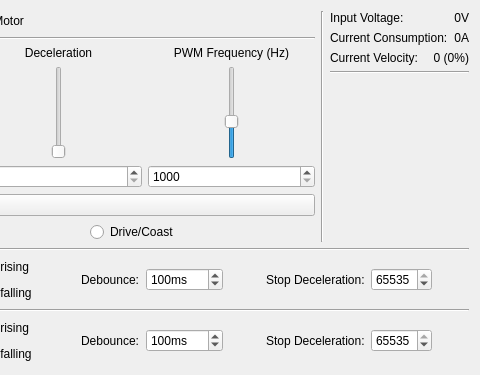
Before: the Qt Designer form src/brickv/plugin_system/plugins/dc_v2/ui/dc_v2.ui in Tinkerforge/brickv, drawn with Qt 5; both pictures show x 383 to 863 and y 0 to 375 of the 863 by 375 pixel window.
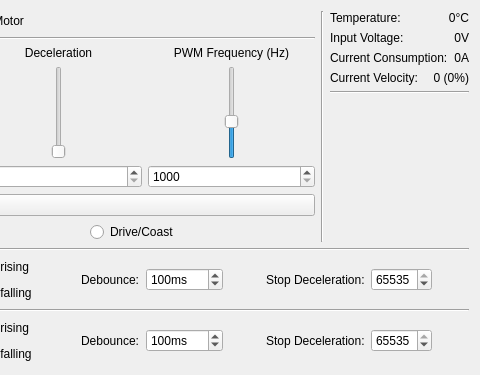
After: the same form once the commit is applied. Custom widgets are drawn as their Qt base class.

Commit message: Add support for temperature sensor

Patch:
```diff
--- a/src/brickv/plugin_system/plugins/dc_v2/ui/dc_v2.ui
+++ b/src/brickv/plugin_system/plugins/dc_v2/ui/dc_v2.ui
@@ -461,6 +461,27 @@
      </item>
      <item>
       <layout class="QVBoxLayout" name="vertical_layout_right">
+       <item>
+        <layout class="QHBoxLayout" name="horizontalLayout_6">
+         <item>
+          <widget class="QLabel" name="label_18">
+           <property name="text">
+            <string>Temperature:</string>
+           </property>
+          </widget>
+         </item>
+         <item>
+          <widget class="QLabel" name="temperature_label">
+           <property name="text">
+            <string>0°C</string>
+           </property>
+           <property name="alignment">
+            <set>Qt::AlignRight|Qt::AlignTrailing|Qt::AlignVCenter</set>
+           </property>
+          </widget>
+         </item>
+        </layout>
+       </item>
        <item>
         <layout class="QHBoxLayout" name="horizontalLayout_4">
          <item>
```
The commit also changes 2 other files.
